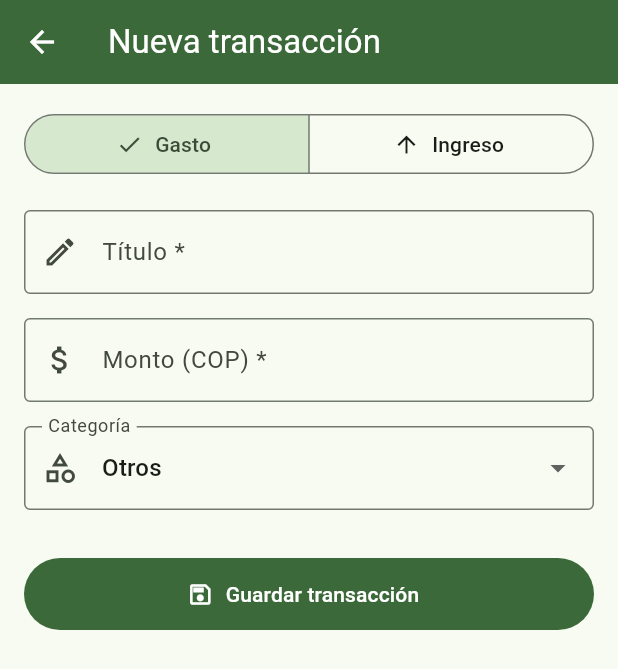
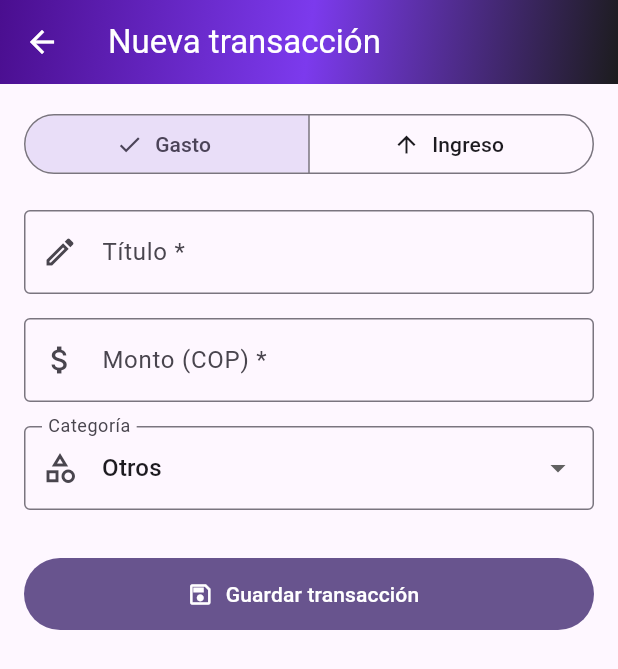
Before and after one commit to AlejandroMaldonadoSilva0314/TuAhorroApp, a Flutter app: the screen it shows after launch, after a tap on "Nuevo gasto", on a phone screen of 412 x 824 dp. Shown: the top 669 px of the screen. Run offline on Flutter 3.47's test engine with Material 3 defaults, Android fonts, the phone set to English and light mode, and no system bars; our stand-ins replace shared_preferences.

Commit message:
feat: add premium theme personalization system with gradient themes
- Add 8 fintech-inspired themes: Premium, Aurora, Emerald, Sunset, Ruby, Ocean, Midnight, Lavender
- Create centralized theme system (AppThemes, ThemeController, ThemeScope)
- Persist selected theme via SharedPreferences
- Add Personalización settings screen with animated sphere selector and live preview
- Apply gradient to AppBar (all screens), Plata para Hoy card, and Saldo card
- Replace hardcoded Colors.green with theme-aware colorScheme.primary
- Compatible with Material 3 and dark mode via toDarkThemeData()

Co-Authored-By: Claude Sonnet 4.6 <noreply@anthropic.com>
Claude-Session: https://claude.ai/code/session_01GdCuc2bpxZ5Lqv6TZtWuyp

```diff
--- /dev/null
+++ b/lib/core/theme/app_themes.dart
@@ -0,0 +1,133 @@
+import 'package:flutter/material.dart';
+
+class AppTheme {
+  const AppTheme({
+    required this.id,
+    required this.name,
+    required this.gradientColors,
+    required this.seedColor,
+  });
+
+  final String id;
+  final String name;
+  final List<Color> gradientColors;
+  final Color seedColor;
+
+  LinearGradient get gradient => LinearGradient(
+        colors: gradientColors,
+        begin: Alignment.topLeft,
+        end: Alignment.bottomRight,
+      );
+
+  LinearGradient get gradientCard => LinearGradient(
+        colors: [gradientColors[1], gradientColors[2]],
+        begin: Alignment.centerLeft,
+        end: Alignment.centerRight,
+      );
+
+  ThemeData toThemeData() => ThemeData(
+        colorScheme: ColorScheme.fromSeed(
+          seedColor: seedColor,
+          brightness: Brightness.light,
+        ),
+        useMaterial3: true,
+        fontFamily: 'Roboto',
+      );
+
+  ThemeData toDarkThemeData() => ThemeData(
+        colorScheme: ColorScheme.fromSeed(
+          seedColor: seedColor,
+          brightness: Brightness.dark,
+        ),
+        useMaterial3: true,
+        fontFamily: 'Roboto',
+      );
+}
+
+class AppThemes {
+  static const List<AppTheme> all = [
+    AppTheme(
+      id: 'premium',
+      name: 'Premium',
+      gradientColors: [
+        Color(0xFF4A0E8F),
+        Color(0xFF7C3AED),
+        Color(0xFF1C1C1E),
+      ],
+      seedColor: Color(0xFF5B21B6),
+    ),
+    AppTheme(
+      id: 'aurora',
+      name: 'Aurora',
+      gradientColors: [
+        Color(0xFF1E3A5F),
+        Color(0xFF06B6D4),
+        Color(0xFF6D28D9),
+      ],
+      seedColor: Color(0xFF0369A1),
+    ),
+    AppTheme(
+      id: 'emerald',
+      name: 'Emerald',
+      gradientColors: [
+        Color(0xFF065F46),
+        Color(0xFF0D9488),
+        Color(0xFF1E3A8A),
+      ],
+      seedColor: Color(0xFF047857),
+    ),
+    AppTheme(
+      id: 'sunset',
+      name: 'Sunset',
+      gradientColors: [
+        Color(0xFFEA580C),
+        Color(0xFFF43F5E),
+        Color(0xFFDB2777),
+      ],
+      seedColor: Color(0xFFEA580C),
+    ),
+    AppTheme(
+      id: 'ruby',
+      name: 'Ruby',
+      gradientColors: [
+        Color(0xFF881337),
+        Color(0xFFA21CAF),
+        Color(0xFF6B21A8),
+      ],
+      seedColor: Color(0xFF9D174D),
+    ),
+    AppTheme(
+      id: 'ocean',
+      name: 'Ocean',
+      gradientColors: [
+        Color(0xFF1E3A8A),
+        Color(0xFF2563EB),
+        Color(0xFF0891B2),
+      ],
+      seedColor: Color(0xFF1D4ED8),
+    ),
+    AppTheme(
+      id: 'midnight',
+      name: 'Midnight',
+      gradientColors: [
+        Color(0xFF1C1C1E),
+        Color(0xFF374151),
+        Color(0xFF4C1D95),
+      ],
+      seedColor: Color(0xFF4B5563),
+    ),
+    AppTheme(
+      id: 'lavender',
+      name: 'Lavender',
+      gradientColors: [
+        Color(0xFFA855F7),
+        Color(0xFF7C3AED),
+        Color(0xFF1D4ED8),
+      ],
+      seedColor: Color(0xFF7C3AED),
+    ),
+  ];
+
+  static AppTheme byId(String id) =>
+      all.firstWhere((t) => t.id == id, orElse: () => all.first);
+}
--- /dev/null
+++ b/lib/core/theme/theme_controller.dart
@@ -0,0 +1,28 @@
+import 'package:flutter/material.dart';
+import 'package:shared_preferences/shared_preferences.dart';
+import 'app_themes.dart';
+
+class ThemeController extends ChangeNotifier {
+  static const _prefKey = 'active_theme_id';
+
+  AppTheme _current = AppThemes.all.first;
+
+  AppTheme get current => _current;
+
+  Future<void> load() async {
+    final prefs = await SharedPreferences.getInstance();
+    final id = prefs.getString(_prefKey);
+    if (id != null) {
+      _current = AppThemes.byId(id);
+      notifyListeners();
+    }
+  }
+
+  Future<void> setTheme(AppTheme theme) async {
+    if (_current.id == theme.id) return;
+    _current = theme;
+    notifyListeners();
+    final prefs = await SharedPreferences.getInstance();
+    await prefs.setString(_prefKey, theme.id);
+  }
+}
--- /dev/null
+++ b/lib/core/theme/theme_scope.dart
@@ -0,0 +1,26 @@
+import 'package:flutter/material.dart';
+import 'app_themes.dart';
+import 'theme_controller.dart';
+
+class ThemeScope extends InheritedWidget {
+  const ThemeScope({
+    super.key,
+    required this.controller,
+    required super.child,
+  });
+
+  final ThemeController controller;
+
+  static AppTheme of(BuildContext context) => context
+      .dependOnInheritedWidgetOfExactType<ThemeScope>()!
+      .controller
+      .current;
+
+  static ThemeController controllerOf(BuildContext context) => context
+      .dependOnInheritedWidgetOfExactType<ThemeScope>()!
+      .controller;
+
+  @override
+  bool updateShouldNotify(ThemeScope old) =>
+      controller.current.id != old.controller.current.id;
+}
--- a/lib/features/gastos/screens/lista_gastos_screen.dart
+++ b/lib/features/gastos/screens/lista_gastos_screen.dart
@@ -1,6 +1,8 @@
 import 'package:flutter/material.dart';
 
+import '../../../core/theme/theme_scope.dart';
 import '../../../core/utils/formatos.dart';
+import '../../ajustes/screens/ajustes_screen.dart';
 import '../data/gasto_repository.dart';
 import '../logic/plata_para_hoy.dart';
 import '../logic/presupuesto_semanal.dart';
@@ -91,12 +93,17 @@ class _ListaGastosScreenState extends State<ListaGastosScreen> {
   @override
   Widget build(BuildContext context) {
     final colorScheme = Theme.of(context).colorScheme;
+    final appTheme = ThemeScope.of(context);
 
     return Scaffold(
       backgroundColor: colorScheme.surface,
       appBar: AppBar(
-        backgroundColor: colorScheme.primary,
-        foregroundColor: colorScheme.onPrimary,
+        backgroundColor: Colors.transparent,
+        foregroundColor: Colors.white,
+        elevation: 0,
+        flexibleSpace: Container(
+          decoration: BoxDecoration(gradient: appTheme.gradient),
+        ),
         title: Column(
           crossAxisAlignment: CrossAxisAlignment.start,
           children: [
@@ -116,6 +123,13 @@ class _ListaGastosScreenState extends State<ListaGastosScreen> {
             icon: const Icon(Icons.refresh),
             onPressed: _cargarGastos,
             tooltip: 'Actualizar',
+          ),
+          IconButton(
+            icon: const Icon(Icons.palette_outlined),
+            onPressed: () => Navigator.of(context).push(
+              MaterialPageRoute(builder: (_) => const AjustesScreen()),
+            ),
+            tooltip: 'Personalizar',
           ),
         ],
       ),
--- a/lib/features/gastos/screens/registro_screen.dart
+++ b/lib/features/gastos/screens/registro_screen.dart
@@ -1,6 +1,7 @@
 import 'package:flutter/material.dart';
 import 'package:flutter/services.dart';
 
+import '../../../core/theme/theme_scope.dart';
 import '../models/gasto.dart';
 
 class RegistroScreen extends StatefulWidget {
@@ -50,13 +51,17 @@ class _RegistroScreenState extends State<RegistroScreen> {
 
   @override
   Widget build(BuildContext context) {
-    final colorScheme = Theme.of(context).colorScheme;
+    final appTheme = ThemeScope.of(context);
 
     return Scaffold(
       appBar: AppBar(
         title: const Text('Nueva transacción'),
-        backgroundColor: colorScheme.primary,
-        foregroundColor: colorScheme.onPrimary,
+        backgroundColor: Colors.transparent,
+        foregroundColor: Colors.white,
+        elevation: 0,
+        flexibleSpace: Container(
+          decoration: BoxDecoration(gradient: appTheme.gradient),
+        ),
       ),
       body: Form(
         key: _formKey,
--- a/lib/main.dart
+++ b/lib/main.dart
@@ -1,6 +1,8 @@
 import 'package:flutter/material.dart';
 import 'package:flutter_localizations/flutter_localizations.dart';
 
+import 'core/theme/theme_controller.dart';
+import 'core/theme/theme_scope.dart';
 import 'features/gastos/data/gasto_repository_local.dart';
 import 'features/gastos/screens/lista_gastos_screen.dart';
 
@@ -8,15 +10,40 @@ void main() {
   runApp(const TuAhorroApp());
 }
 
-class TuAhorroApp extends StatelessWidget {
+class TuAhorroApp extends StatefulWidget {
   const TuAhorroApp({super.key});
 
   @override
+  State<TuAhorroApp> createState() => _TuAhorroAppState();
+}
+
+class _TuAhorroAppState extends State<TuAhorroApp> {
+  final _themeController = ThemeController();
+
+  @override
+  void initState() {
+    super.initState();
+    _themeController.addListener(_onThemeChanged);
+    _themeController.load();
+  }
+
+  void _onThemeChanged() => setState(() {});
+
+  @override
+  void dispose() {
+    _themeController.removeListener(_onThemeChanged);
+    _themeController.dispose();
+    super.dispose();
+  }
+
+  @override
   Widget build(BuildContext context) {
-    return MaterialApp(
+    final appTheme = _themeController.current;
+    return ThemeScope(
+      controller: _themeController,
+      child: MaterialApp(
         title: 'TuAhorro',
         debugShowCheckedModeBanner: false,
-      // Localización para español colombiano (formatos de fecha y moneda).
         locale: const Locale('es', 'CO'),
         supportedLocales: const [Locale('es', 'CO')],
         localizationsDelegates: const [
@@ -24,16 +51,11 @@ class TuAhorroApp extends StatelessWidget {
           GlobalWidgetsLocalizations.delegate,
           GlobalCupertinoLocalizations.delegate,
         ],
-      theme: ThemeData(
-        colorScheme: ColorScheme.fromSeed(
-          seedColor: const Color(0xFF1B5E20), // Verde oscuro fintech
-          brightness: Brightness.light,
-        ),
-        useMaterial3: true,
-        fontFamily: 'Roboto',
-      ),
+        theme: appTheme.toThemeData(),
+        darkTheme: appTheme.toDarkThemeData(),
         home: ListaGastosScreen(
           repository: GastoRepositoryLocal(),
+        ),
       ),
     );
   }
```
Also changed, not shown: lib/features/ajustes/screens/ajustes_screen.dart (added, +312 -0 lines), lib/features/gastos/widgets/dashboard_resumen.dart (+21 -14 lines). Lines whose indentation alone changed are shown as unchanged.
